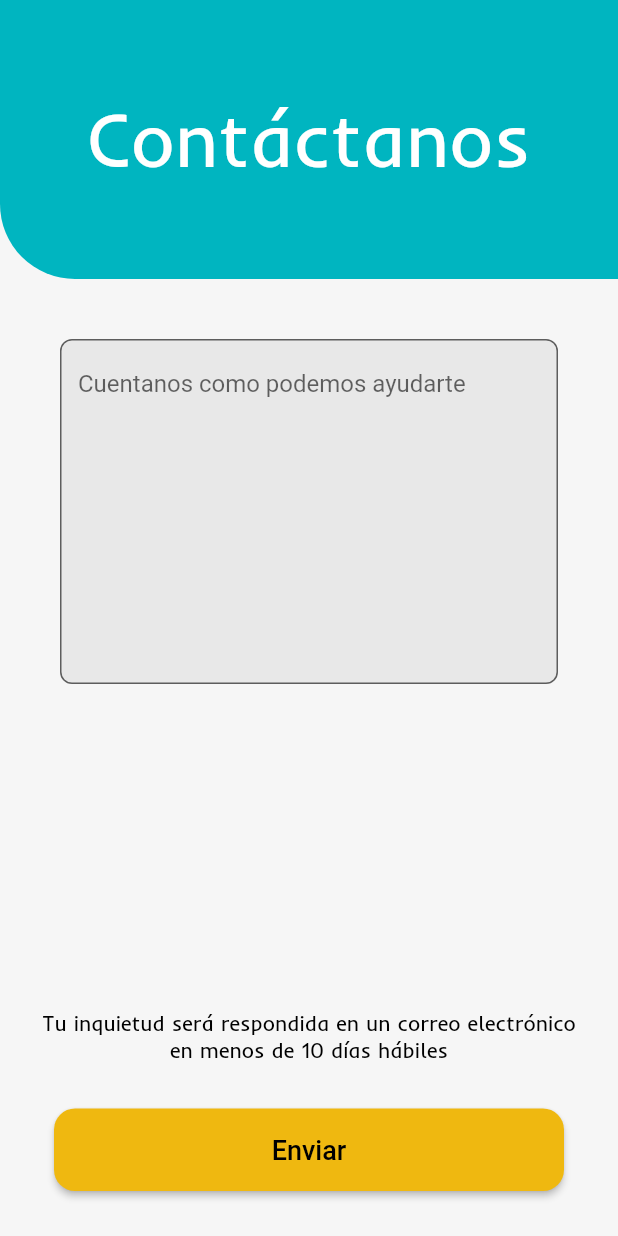
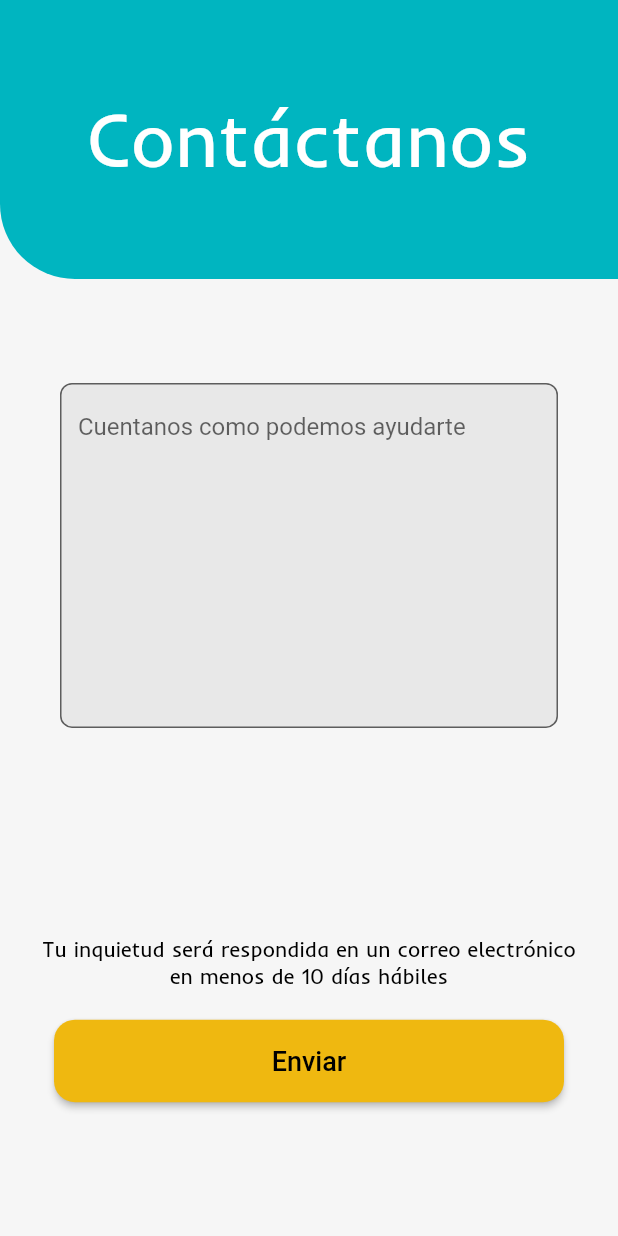
Before and after one commit to alienigena264/chazaUNApp, a Flutter app: the ContactanosView screen opened by its route, on a phone screen of 412 x 824 dp. Run offline on Flutter 3.47's test engine with Material 2 defaults, Android fonts, the phone set to English and light mode, and no system bars; our stand-ins replace cloud_firestore, email_validator, firebase_auth, firebase_core, flutter_signin_button, getwidget and 1 more; missing offline and left inert: flutter_email_sender; accounts and stored records are empty.

Commit message:
Funcionalidad vista contactanos

```diff
--- a/lib/view/Sprint2/contactanos_vista.dart
+++ b/lib/view/Sprint2/contactanos_vista.dart
@@ -40,8 +40,10 @@ class _ContactanosState extends State<ContactanosView> {
             alignment: Alignment.center,
             child: Column(children: [
               const Title(), //Banner azul
+              const Spacer(),
               Padding(
-                padding: const EdgeInsets.all(40),
+                padding:
+                    const EdgeInsets.symmetric(vertical: 0, horizontal: 40),
                 child: TextFormField(
                     maxLines: 10,
                     keyboardType: TextInputType.text,
@@ -60,8 +62,9 @@ class _ContactanosState extends State<ContactanosView> {
                     )),
               ),
               const Spacer(),
+              const Spacer(),
               const Padding(
-                padding: EdgeInsets.symmetric(vertical: 10, horizontal: 20),
+                padding: EdgeInsets.symmetric(vertical: 0, horizontal: 20),
                 child: Text(
                   "Tu inquietud será respondida en un correo electrónico en menos de 10 días hábiles",
                   style: TextStyle(
@@ -73,7 +76,8 @@ class _ContactanosState extends State<ContactanosView> {
                 ),
               ),
               Padding(
-                padding: const EdgeInsetsDirectional.fromSTEB(30, 20, 30, 30),
+                padding:
+                    const EdgeInsets.symmetric(vertical: 20, horizontal: 30),
                 child: ElevatedButton(
                     style: ElevatedButton.styleFrom(
                       backgroundColor: colorChazero,
@@ -88,6 +92,7 @@ class _ContactanosState extends State<ContactanosView> {
                       style: TextStyle(color: Colors.black, fontSize: 18),
                     )),
               ),
+              const Spacer(),
             ])));
   }
 }
```
Also changed, not shown: lib/view/registro_trabajador.dart (+6 -7 lines), lib/view/Sprint2/info_cuenta.dart (renamed from lib/view/Sprint2/info_Cuenta.dart).
